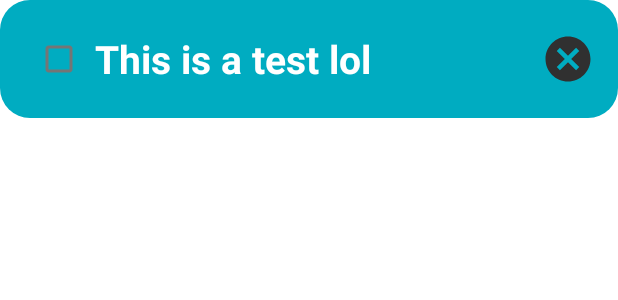
After one commit to InsaneH4/DailyDiary, an Android app: the layout row_itemslayout.xml on its own in the app's theme, with its tools: preview values and no code run, on a phone screen of 412 x 824 dp. The commit adds this screen. Shown: the top 300 px of the screen. Run offline under Robolectric (Android 15) with nearby library versions, the phone set to English and light mode, and no system bars.

Commit message:
IT FINALLY WORKS

```diff
--- a/app/build.gradle
+++ b/app/build.gradle
@@ -1,6 +1,7 @@
 plugins {
     id 'com.android.application'
     id 'org.jetbrains.kotlin.android'
+    id 'com.google.gms.google-services'
 }
 
 android {
@@ -35,7 +36,8 @@ android {
 }
 
 dependencies {
-
+    apply plugin: 'kotlin-android-extensions'
+    implementation 'androidx.coordinatorlayout:coordinatorlayout:1.2.0'
     implementation 'androidx.core:core-ktx:1.7.0'
     implementation 'androidx.appcompat:appcompat:1.4.1'
     implementation 'com.google.android.material:material:1.5.0'
@@ -45,6 +47,7 @@ dependencies {
     implementation 'androidx.navigation:navigation-fragment-ktx:2.4.1'
     implementation 'androidx.navigation:navigation-ui-ktx:2.4.1'
     implementation 'androidx.legacy:legacy-support-v4:1.0.0'
+    implementation 'com.google.firebase:firebase-database:20.0.4'
     testImplementation 'junit:junit:4.13.2'
     androidTestImplementation 'androidx.test.ext:junit:1.1.3'
     androidTestImplementation 'androidx.test.espresso:espresso-core:3.4.0'
--- /dev/null
+++ b/app/src/main/java/com/example/dailydiary/UpdateAndDelete.kt
@@ -0,0 +1,6 @@
+package com.example.dailydiary
+
+interface UpdateAndDelete {
+    fun modifyItem(itemId: String?, isDone: Boolean?)
+    fun onItemDelete(itemId: String?)
+}
--- /dev/null
+++ b/app/src/main/res/drawable/cancel_icon.xml
@@ -0,0 +1,5 @@
+<vector android:height="36dp" android:tint="@color/dark_grey"
+    android:viewportHeight="24" android:viewportWidth="24"
+    android:width="36dp" xmlns:android="http://schemas.android.com/apk/res/android">
+    <path android:fillColor="@android:color/white" android:pathData="M12,2C6.47,2 2,6.47 2,12s4.47,10 10,10 10,-4.47 10,-10S17.53,2 12,2zM17,15.59L15.59,17 12,13.41 8.41,17 7,15.59 10.59,12 7,8.41 8.41,7 12,10.59 15.59,7 17,8.41 13.41,12 17,15.59z"/>
+</vector>
--- /dev/null
+++ b/app/src/main/res/drawable/task_bg.xml
@@ -0,0 +1,6 @@
+<?xml version="1.0" encoding="utf-8"?>
+<shape xmlns:android="http://schemas.android.com/apk/res/android"
+    android:shape="rectangle">
+    <solid android:color="@color/secondary_color" />
+    <corners android:radius="20dp" />
+</shape>
--- /dev/null
+++ b/app/src/main/res/layout/row_itemslayout.xml
@@ -0,0 +1,40 @@
+<?xml version="1.0" encoding="utf-8"?>
+<RelativeLayout xmlns:android="http://schemas.android.com/apk/res/android"
+    xmlns:app="http://schemas.android.com/apk/res-auto"
+    xmlns:tools="http://schemas.android.com/tools"
+    android:layout_width="match_parent"
+    android:layout_height="wrap_content"
+    android:background="@drawable/task_bg"
+    android:orientation="horizontal"
+    android:padding="15dp">
+
+    <CheckBox
+        android:id="@+id/taskCheckbox"
+        android:layout_width="wrap_content"
+        android:layout_height="wrap_content"
+        android:soundEffectsEnabled="true" />
+
+    <TextView
+        android:id="@+id/itemTextView"
+        android:layout_width="wrap_content"
+        android:layout_height="wrap_content"
+        android:layout_centerVertical="true"
+        android:layout_toEndOf="@+id/taskCheckbox"
+        android:text="@string/this_is_a_test_lol"
+        android:textColor="@color/white"
+        android:textSize="26sp"
+        android:textStyle="bold"
+        tools:ignore="RelativeOverlap" />
+
+    <ImageButton
+        android:id="@+id/taskClose"
+        android:layout_width="wrap_content"
+        android:layout_height="wrap_content"
+        android:layout_alignBottom="@+id/itemTextView"
+        android:layout_alignParentEnd="true"
+        android:layout_centerVertical="true"
+        android:background="@android:color/transparent"
+        android:contentDescription="@string/delete_a_task"
+        android:gravity="end"
+        android:src="@drawable/cancel_icon" />
+</RelativeLayout>
--- a/app/src/main/res/values/colors.xml
+++ b/app/src/main/res/values/colors.xml
@@ -3,7 +3,7 @@
     <color name="purple_200">#FFBB86FC</color>
     <color name="icon_color">#6F9FE3</color>
     <color name="primary_color">#1E88E5</color>
-    <color name="secondary_color">#1E88E5</color>
+    <color name="secondary_color">#00ACC1</color>
     <color name="teal_200">#FF03DAC5</color>
     <color name="teal_700">#FF018786</color>
     <color name="black">#FF000000</color>
--- a/app/src/main/res/values/strings.xml
+++ b/app/src/main/res/values/strings.xml
@@ -22,4 +22,7 @@
     <string name="add_task">Add Task</string>
     <string name="new_task">New Task</string>
     <string name="app_icon">App icon</string>
+    <string name="add_a_task">Add a task</string>
+    <string name="this_is_a_test_lol">This is a test lol</string>
+    <string name="delete_a_task">Delete a task</string>
 </resources>
--- a/build.gradle
+++ b/build.gradle
@@ -1,4 +1,8 @@
-// Top-level build file where you can add configuration options common to all sub-projects/modules.
+buildscript {
+    dependencies {
+        classpath 'com.google.gms:google-services:4.3.3'
+    }
+}// Top-level build file where you can add configuration options common to all sub-projects/modules.
 plugins {
     id 'com.android.application' version '7.1.2' apply false
     id 'com.android.library' version '7.1.2' apply false
```
Also changed, not shown: app/src/main/java/com/example/dailydiary/MainActivity.kt (+14 -1 lines), app/src/main/java/com/example/dailydiary/TasksFragment.kt (+80 -2 lines), app/src/main/java/com/example/dailydiary/ToDoAdapter.kt (added, +60 -0 lines), app/src/main/java/com/example/dailydiary/ToDoModel.kt (added, +11 -0 lines), app/src/main/res/layout/fragment_tasks.xml (+22 -3 lines), 1 other file.
